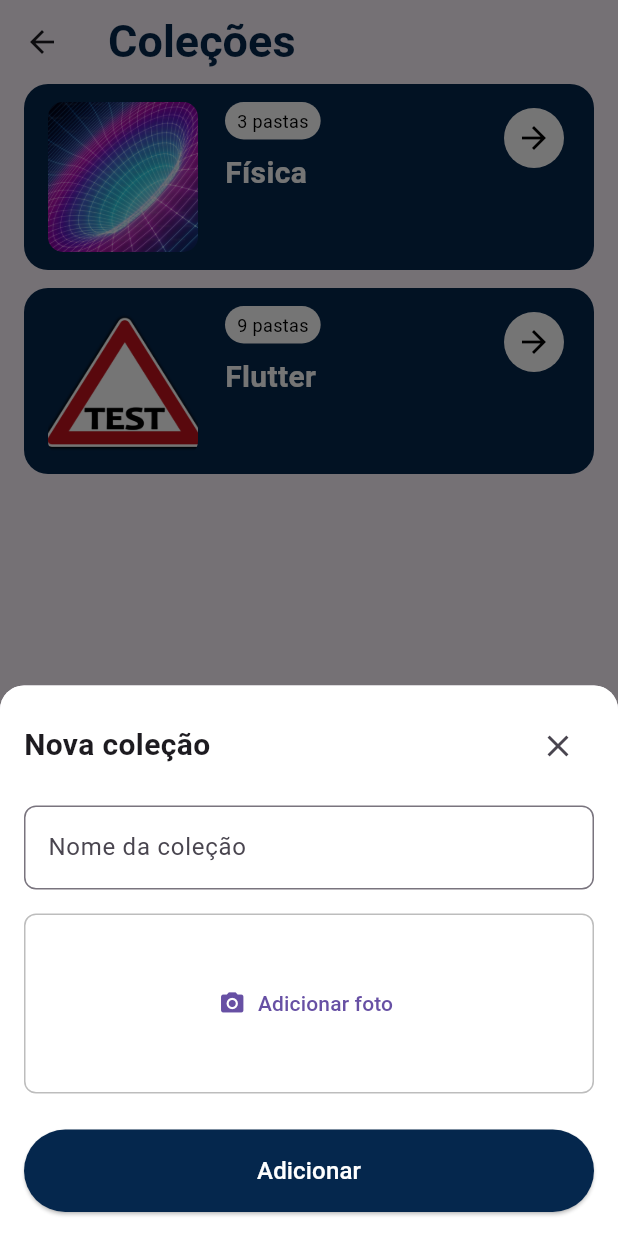
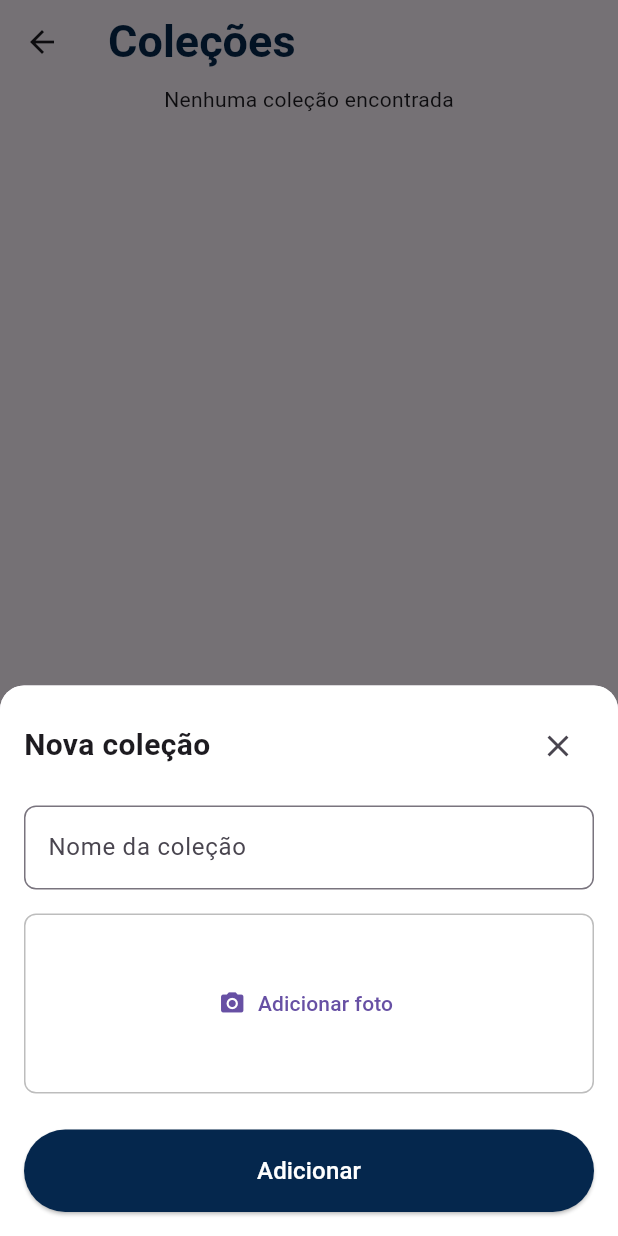
Before and after one commit to IsequielNascimento/aprendoai_front, a Flutter app: the CollectionPage screen opened directly, after a tap on "Nova Coleção", on a phone screen of 412 x 824 dp. Run offline on Flutter 3.47's test engine with Material 3 defaults, Android fonts, the phone set to English and light mode, and no system bars; our stand-ins replace dio, shared_preferences; accounts and stored records are empty.

Commit message:
feat: add back-end connection

```diff
--- a/lib/pages/collections/listCollection.dart
+++ b/lib/pages/collections/listCollection.dart
@@ -1,64 +1,94 @@
-import 'package:aprendoai_front/pages/collections/emptyCollectionPage.dart';
-import 'package:aprendoai_front/pages/subjects/subjectPage.dart';
+import 'dart:convert';
 import 'package:flutter/material.dart';
+import 'package:http/http.dart' as http;
+import 'package:shared_preferences/shared_preferences.dart';
 
 class ListCollectionWidget extends StatefulWidget {
 const ListCollectionWidget({super.key});
 
   @override
-  State<ListCollectionWidget> createState() => _ListCollectionWidgetState();
+  State<ListCollectionWidget> createState() => ListCollectionWidgetState();
 }
 
-class _ListCollectionWidgetState extends State<ListCollectionWidget> {
-  final List<Map<String, dynamic>> collections = [
-    {
-      "title": "Física",
-      "image": "assets/FisicaBanner.png",
-      "folders": 3,
-      "subjects": [
-        {"title": "Eletricidade", "image": "assets/teste.png"},
-        {"title": "Cultivo", "image": "assets/teste.png"},
-      ]
-    },
-    {
-      "title": "Flutter",
+class ListCollectionWidgetState extends State<ListCollectionWidget> {
+  List<Map<String, dynamic>> collections = [];
+  bool isLoading = true;
+
+  @override
+  void initState() {
+    super.initState();
+    fetchCollections();
+  }
+
+Future<void> fetchCollections() async {
+  SharedPreferences prefs = await SharedPreferences.getInstance();
+  int? userId = prefs.getInt('userId');
+
+  if (userId == null) {
+    setState(() => isLoading = false);
+    return;
+  }
+
+  // Definindo quantidade grande para trazer tudo
+  const int quantity = 1000;
+  const int page = 1;
+
+  final response = await http.get(
+    Uri.parse('http://192.168.0.2:3000/api/user/$userId/folder?quantity=$quantity&page=$page')
+  );
+
+  if (response.statusCode == 200) {
+    final data = jsonDecode(response.body);
+
+    setState(() {
+      collections = List<Map<String, dynamic>>.from(data['data'].map((folder) => {
+            "title": folder["nameFolder"],
             "image": "assets/teste.png",
-      "folders": 9,
+            "folders": 1,
             "subjects": []
-    },
-  ];
+          }));
+      isLoading = false;
+    });
+  } else {
+    setState(() => isLoading = false);
+  }
+}
+
+
+
+Future<void> addCollection(String name) async {
+  SharedPreferences prefs = await SharedPreferences.getInstance();
+  int? userId = prefs.getInt('userId');
+  const int quantity = 1000;
+  const int page = 1;
+
+  if (userId == null) return;
+
+  final response = await http.post(
+    Uri.parse('http://192.168.0.2:3000/api/user/$userId/folder?quantity=$quantity&page=$page'),
+    headers: {"Content-Type": "application/json"},
+    body: jsonEncode({"nameFolder": name, "userId": userId}),
+  );
+
+  if (response.statusCode == 200) {
+    fetchCollections();
+  }
+}
 
   @override
   Widget build(BuildContext context) {
-    return ListView.builder(
+    return isLoading
+        ? const Center(child: CircularProgressIndicator())
+        : collections.isEmpty
+            ? const Center(child: Text("Nenhuma coleção encontrada"))
+            : ListView.builder(
                 shrinkWrap: true,
                 physics: const NeverScrollableScrollPhysics(),
                 itemCount: collections.length,
                 itemBuilder: (context, index) {
                   final collection = collections[index];
-        final subjects = List<Map<String, dynamic>>.from(collection["subjects"]);
-
                   return GestureDetector(
-          onTap: () {
-            if (subjects.isEmpty) {
-              Navigator.push(
-                context,
-                MaterialPageRoute(
-                  builder: (context) => EmptyCollectionPage(subjectName: collection["title"]),
-                ),
-              );
-            } else {
-              Navigator.push(
-                context,
-                MaterialPageRoute(
-                  builder: (context) => SubjectPage(
-                    subjectName: collection["title"],
-                    subjects: subjects,
-                  ),
-                ),
-              );
-            }
-          },
+                    onTap: () {}, // Ajuste conforme necessário
                     child: _buildCollectionCard(collection),
                   );
                 },
@@ -76,7 +106,6 @@ class _ListCollectionWidgetState extends State<ListCollectionWidget> {
         child: Padding(
           padding: const EdgeInsets.symmetric(horizontal: 16, vertical: 12),
           child: Row(
-            crossAxisAlignment: CrossAxisAlignment.start,
             children: [
               ClipRRect(
                 borderRadius: BorderRadius.circular(10),
@@ -91,54 +120,13 @@ class _ListCollectionWidgetState extends State<ListCollectionWidget> {
               Expanded(
                 child: Column(
                   crossAxisAlignment: CrossAxisAlignment.start,
-                  mainAxisAlignment: MainAxisAlignment.center,
                   children: [
-                    Container(
-                      padding: const EdgeInsets.symmetric(horizontal: 8, vertical: 4),
-                      decoration: BoxDecoration(
-                        color: Colors.white,
-                        borderRadius: BorderRadius.circular(20),
-                      ),
-                      child: Text(
-                        '${collection["folders"]} pastas',
-                        style: const TextStyle(fontSize: 12, color: Colors.black),
-                      ),
-                    ),
-                    const SizedBox(height: 8),
                     Text(
                       collection["title"],
-                      style: const TextStyle(
-                        fontSize: 20,
-                        color: Colors.white,
-                        fontWeight: FontWeight.bold,
-                      ),
+                      style: const TextStyle(fontSize: 20, color: Colors.white, fontWeight: FontWeight.bold),
                     ),
                   ],
                 ),
-              ),
-              IconButton.filled(
-                onPressed: () {
-                  if (collection["subjects"].isEmpty) {
-                    Navigator.push(
-                      context,
-                      MaterialPageRoute(
-                        builder: (context) => EmptyCollectionPage(subjectName: collection["title"]),
-                      ),
-                    );
-                  } else {
-                    Navigator.push(
-                      context,
-                      MaterialPageRoute(
-                        builder: (context) => SubjectPage(
-                          subjectName: collection["title"],
-                          subjects: List<Map<String, dynamic>>.from(collection["subjects"]),
-                        ),
-                      ),
-                    );
-                  }
-                },
-                icon: const Icon(Icons.arrow_forward, color: Colors.black),
-                style: IconButton.styleFrom(backgroundColor: Colors.white),
               ),
             ],
           ),
```
Lines whose indentation alone changed are shown as unchanged.
